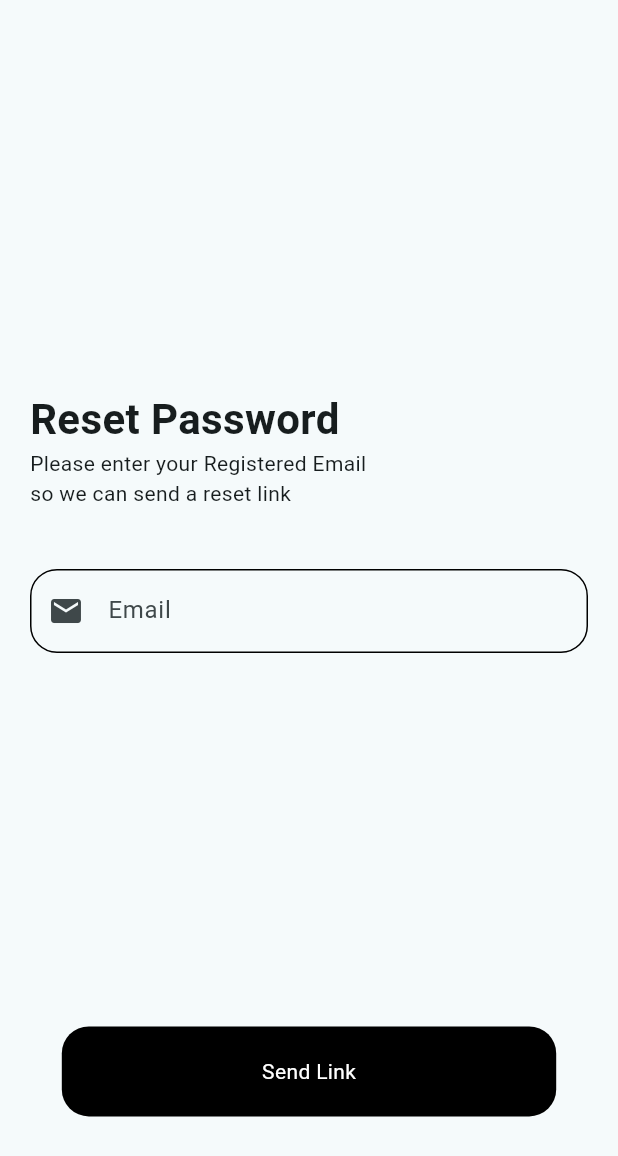
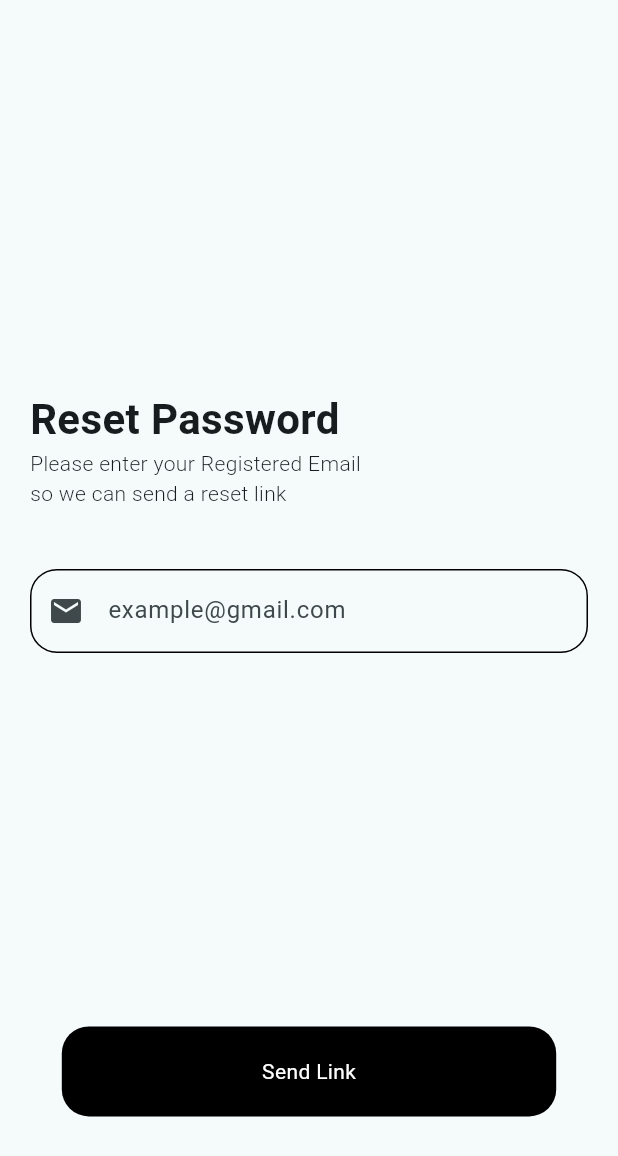
Before and after one commit to tanishksahni/user_auth, a Flutter app: the PasswordReset screen opened directly, on a phone screen of 412 x 824 dp. Shown: the top 1156 px of the screen. Run offline on Flutter 3.47's test engine with Material 3 defaults, Android fonts, the phone set to English and light mode, and no system bars.

Commit message:
Updated Password Reset Page UI

```diff
--- a/lib/Views/Authentication/Components/ForgotPass.dart
+++ b/lib/Views/Authentication/Components/ForgotPass.dart
@@ -53,6 +53,7 @@ class _PasswordResetState extends State<PasswordReset> {
                 ),
                 Text(
                   'Please enter your Registered Email\nso we can send a reset link',
+                  style: TextStyle(fontWeight: FontWeight.w300,fontSize: 14),
                   // style: GoogleFonts.raleway(
                   //   fontSize: 16,
                   //   //color: kTextColor,
@@ -64,7 +65,7 @@ class _PasswordResetState extends State<PasswordReset> {
                 TextFormField(
                   controller: emailController,
                   decoration: InputDecoration(
-                    hintText: 'Email',
+                    hintText: 'example@gmail.com',
                     fillColor: Colors.transparent,
                     filled: true,
                     prefixIcon: const Icon(
```
